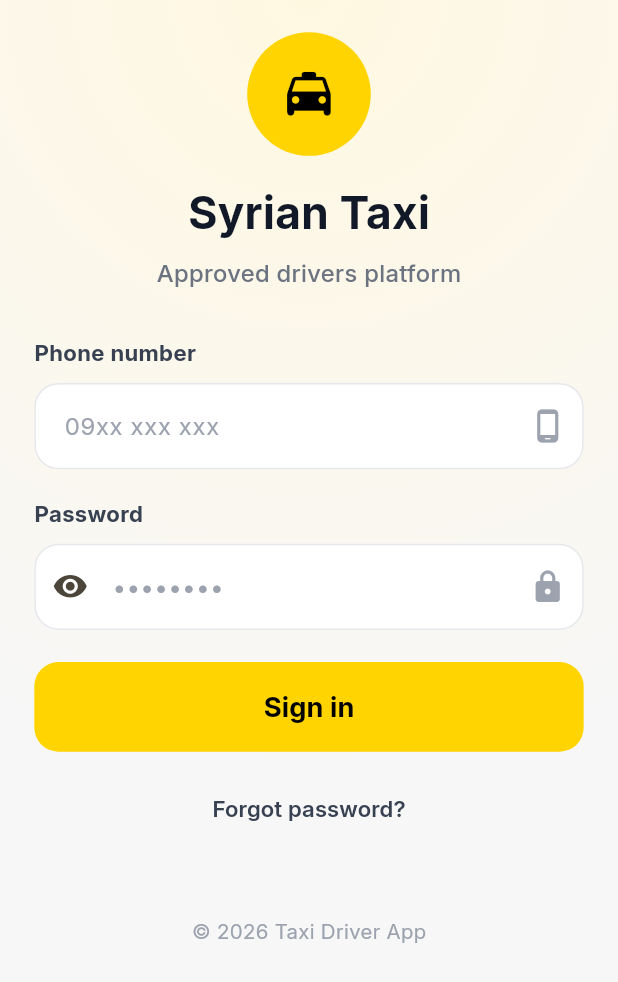
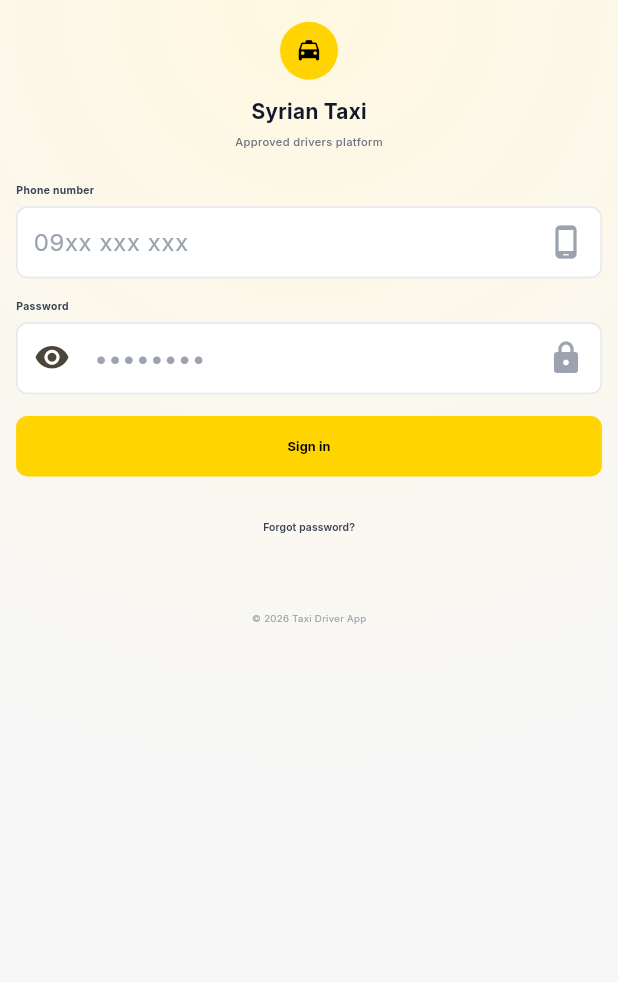
Before and after one commit to kamal635/taxi_driver_app, a Flutter app: the screen it shows after launch, on a phone screen of 412 x 824 dp. Shown: the top 982 px of the screen. Run offline on Flutter 3.47's test engine with Material 3 defaults, Android fonts, the phone set to English and light mode, and no system bars; our stand-ins replace flutter_riverpod, flutter_screenutil, go_router.

Commit message:
fix: initialize screenutil before routing in tests

```diff
--- a/lib/app/app.dart
+++ b/lib/app/app.dart
@@ -1,28 +1,25 @@
 import 'package:flutter/material.dart';
+import 'package:flutter_screenutil/flutter_screenutil.dart';
 import 'package:taxi_driver_app/app/router/app_router.dart';
 import 'package:taxi_driver_app/app/theme/app_theme.dart';
+import 'package:taxi_driver_app/core/utils/screen_util_design_size.dart';
 
 class TaxiDriverApp extends StatelessWidget {
   const TaxiDriverApp({super.key});
 
   @override
   Widget build(BuildContext context) {
-    return MaterialApp.router(
-      debugShowCheckedModeBanner: false,
-      title: 'Taxi Driver App',
-      routerConfig: AppRouter.router,
-      theme: AppTheme.light(
-        isArabic: false,
-      ), // default (will be overridden below)
-      builder: (context, child) {
-        final locale = Localizations.localeOf(context);
-        final isArabic = locale.languageCode == 'ar';
-
-        return Theme(
-          data: AppTheme.light(isArabic: isArabic),
-          child: child ?? const SizedBox.shrink(),
-        );
-      },
+    return ScreenUtilInit(
+      designSize: pickDesignSize(),
+      minTextAdapt: true,
+      splitScreenMode: true,
+      builder: (_, child) => child!,
+      child: MaterialApp.router(
+        debugShowCheckedModeBanner: false,
+        title: 'Taxi Driver App',
+        theme: AppTheme.light(isArabic: false),
+        routerConfig: AppRouter.router,
+      ),
     );
   }
 }
--- a/lib/core/utils/screen_util_design_size.dart
+++ b/lib/core/utils/screen_util_design_size.dart
@@ -1,13 +1,34 @@
 import 'dart:ui';
 
 Size pickDesignSize() {
-  final view = PlatformDispatcher.instance.views.first;
-  final logicalSize = view.physicalSize / view.devicePixelRatio;
+  final dispatcher = PlatformDispatcher.instance;
+
+  // Prefer implicitView when available (more stable in tests),
+  // otherwise fall back to the first view if any.
+  final view =
+      dispatcher.implicitView ??
+      (dispatcher.views.isNotEmpty ? dispatcher.views.first : null);
+
+  // In some test environments there may be no views yet.
+  if (view == null) {
+    return const Size(360, 800); // Safe default (phone)
+  }
+
+  final dpr = view.devicePixelRatio;
+  if (dpr == 0) {
+    return const Size(360, 800);
+  }
+
+  final logicalSize = view.physicalSize / dpr;
   final shortestSide = logicalSize.shortestSide;
 
-  // 600dp is a common breakpoint to distinguish phone vs tablet.
+  // If the test view has no size, use a safe default.
+  if (shortestSide <= 0 || shortestSide.isNaN) {
+    return const Size(360, 800);
+  }
+
   if (shortestSide >= 600) {
-    return const Size(768, 1024); // Tablet design size
+    return const Size(768, 1024); // Tablet design
   }
-  return const Size(360, 800); // Phone design size
+  return const Size(360, 800); // Phone design
 }
```
Also changed, not shown: 1 other file.
